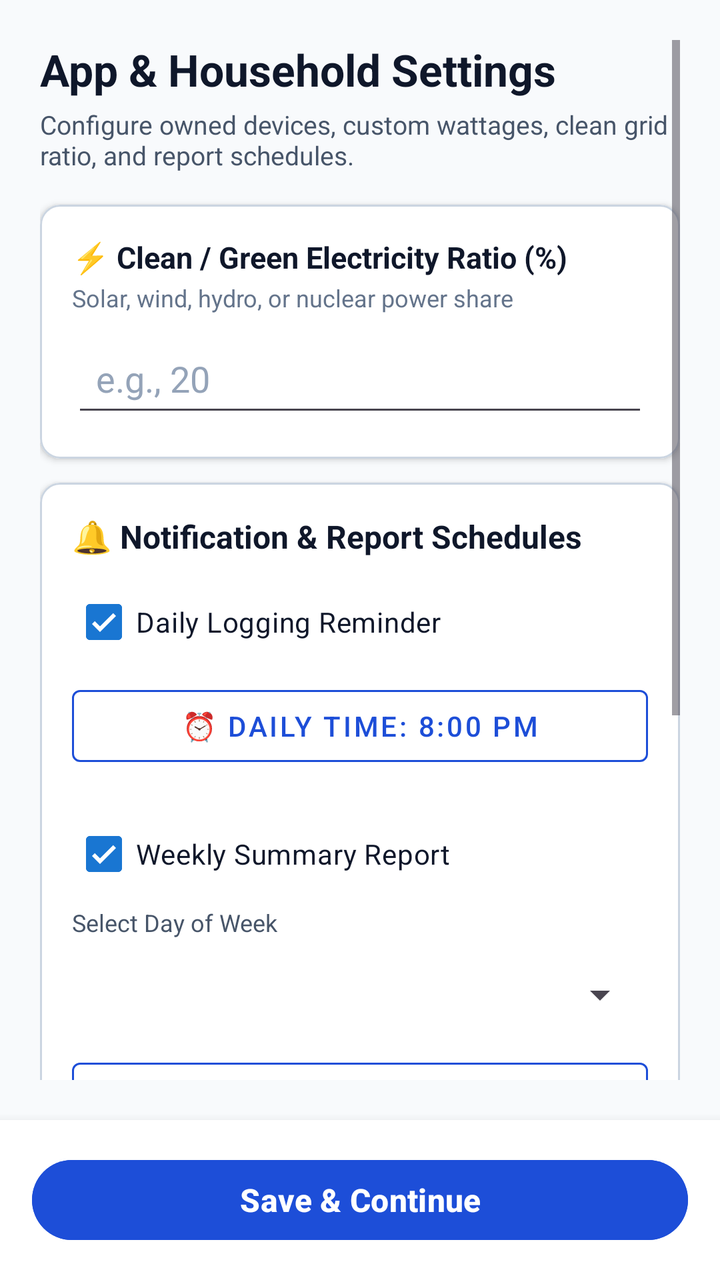
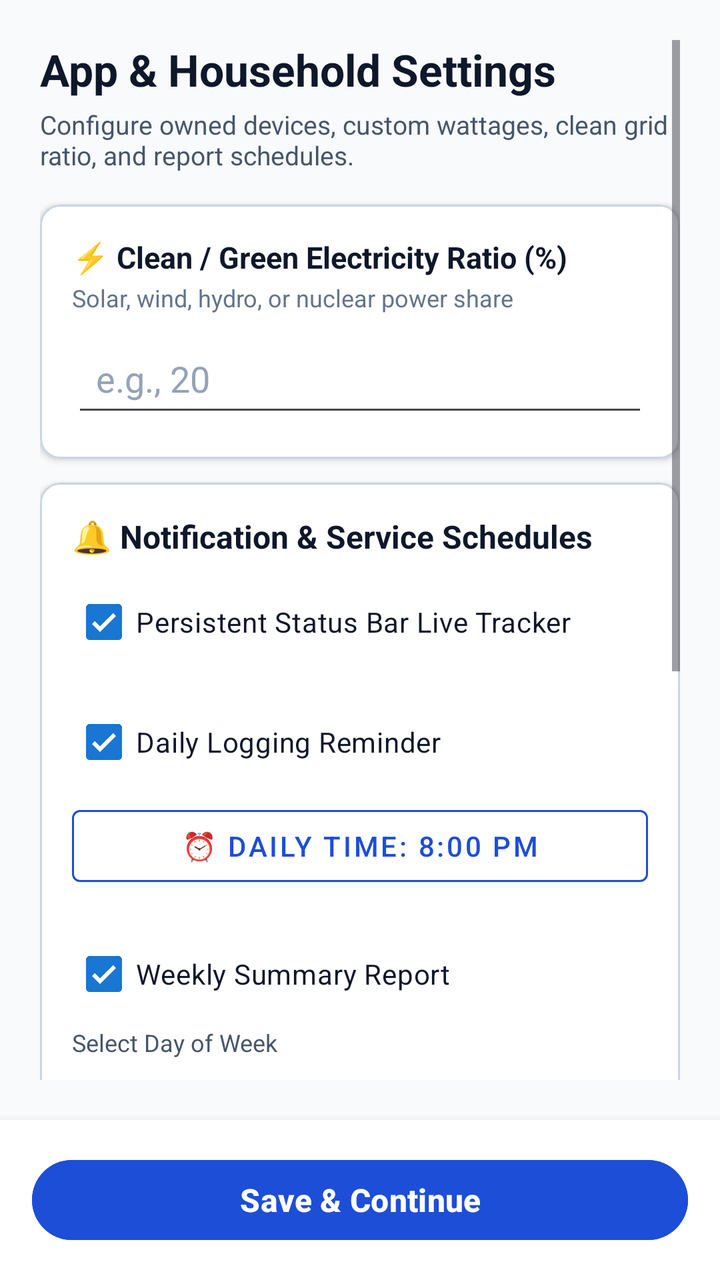

Screens rendered from an Android XML layout before and after an edit, with the pre-edit source and the edit as a unified diff.
<!-- AndroidManifest.xml: application theme Theme.CarbonWise -->
<!-- res/layout/activity_settings.xml -->
<?xml version="1.0" encoding="utf-8"?>
<RelativeLayout
    xmlns:android="http://schemas.android.com/apk/res/android"
    xmlns:app="http://schemas.android.com/apk/res-auto"
    xmlns:tools="http://schemas.android.com/tools"
    android:layout_width="match_parent"
    android:layout_height="match_parent"
    android:background="@color/bg_light">

    
    <ScrollView
        android:layout_width="match_parent"
        android:layout_height="match_parent"
        android:layout_above="@+id/layoutBottomBar"
        android:padding="20dp">

        <LinearLayout
            android:layout_width="match_parent"
            android:layout_height="wrap_content"
            android:orientation="vertical">

            <TextView
                android:layout_width="wrap_content"
                android:layout_height="wrap_content"
                android:text="App &amp; Household Settings"
                android:textColor="#0F172A"
                android:textSize="22sp"
                android:textStyle="bold"
                tools:ignore="HardcodedText" />

            <TextView
                android:layout_width="wrap_content"
                android:layout_height="wrap_content"
                android:layout_marginTop="4dp"
                android:text="Configure owned devices, custom wattages, clean grid ratio, and report schedules."
                android:textColor="#475569"
                android:textSize="13sp"
                tools:ignore="HardcodedText" />

            
            <com.google.android.material.card.MaterialCardView
                android:layout_width="match_parent"
                android:layout_height="wrap_content"
                android:layout_marginTop="16dp"
                app:cardBackgroundColor="#FFFFFF"
                app:cardCornerRadius="10dp"
                app:cardElevation="2dp"
                app:strokeColor="#CBD5E1"
                app:strokeWidth="1dp">

                <LinearLayout
                    android:layout_width="match_parent"
                    android:layout_height="wrap_content"
                    android:orientation="vertical"
                    android:padding="16dp">

                    <TextView
                        android:layout_width="wrap_content"
                        android:layout_height="wrap_content"
                        android:text="⚡ Clean / Green Electricity Ratio (%)"
                        android:textColor="#0F172A"
                        android:textSize="15sp"
                        android:textStyle="bold"
                        tools:ignore="HardcodedText" />

                    <TextView
                        android:layout_width="wrap_content"
                        android:layout_height="wrap_content"
                        android:layout_marginTop="2dp"
                        android:text="Solar, wind, hydro, or nuclear power share"
                        android:textColor="#64748B"
                        android:textSize="12sp"
                        tools:ignore="HardcodedText" />

                    <EditText
                        android:id="@+id/etGreenPercent"
                        android:layout_width="match_parent"
                        android:layout_height="wrap_content"
                        android:layout_marginTop="8dp"
                        android:hint="e.g., 20"
                        android:inputType="numberDecimal"
                        android:minHeight="48dp"
                        android:padding="12dp"
                        android:textColor="#0F172A"
                        android:textColorHint="#94A3B8"
                        tools:ignore="Autofill,HardcodedText" />
                </LinearLayout>
            </com.google.android.material.card.MaterialCardView>

            
            <com.google.android.material.card.MaterialCardView
                android:layout_width="match_parent"
                android:layout_height="wrap_content"
                android:layout_marginTop="12dp"
                app:cardBackgroundColor="#FFFFFF"
                app:cardCornerRadius="10dp"
                app:cardElevation="2dp"
                app:strokeColor="#CBD5E1"
                app:strokeWidth="1dp">

                <LinearLayout
                    android:layout_width="match_parent"
                    android:layout_height="wrap_content"
                    android:orientation="vertical"
                    android:padding="16dp">

                    <TextView
                        android:layout_width="wrap_content"
                        android:layout_height="wrap_content"
                        android:text="🔔 Notification &amp; Report Schedules"
                        android:textColor="#0F172A"
                        android:textSize="16sp"
                        android:textStyle="bold"
                        tools:ignore="HardcodedText" />

                    
                    <CheckBox
                        android:id="@+id/cbEnableDailyReminder"
                        android:layout_width="wrap_content"
                        android:layout_height="wrap_content"
                        android:layout_marginTop="8dp"
                        android:minHeight="48dp"
                        android:checked="true"
                        android:text="Daily Logging Reminder"
                        android:textColor="#0F172A"
                        android:textSize="14sp"
                        tools:ignore="HardcodedText" />

                    <Button
                        android:id="@+id/btnDailyReminderTime"
                        style="@style/Widget.MaterialComponents.Button.OutlinedButton"
                        android:layout_width="match_parent"
                        android:layout_height="wrap_content"
                        android:layout_marginTop="4dp"
                        android:minHeight="48dp"
                        android:text="⏰ Daily Time: 8:00 PM"
                        android:textColor="#1D4ED8"
                        app:strokeColor="#1D4ED8"
                        tools:ignore="HardcodedText" />

                    
                    <CheckBox
                        android:id="@+id/cbEnableWeeklyReport"
                        android:layout_width="wrap_content"
                        android:layout_height="wrap_content"
                        android:layout_marginTop="16dp"
                        android:minHeight="48dp"
                        android:checked="true"
                        android:text="Weekly Summary Report"
                        android:textColor="#0F172A"
                        android:textSize="14sp"
                        tools:ignore="HardcodedText" />

                    <TextView
                        android:layout_width="wrap_content"
                        android:layout_height="wrap_content"
                        android:layout_marginTop="2dp"
                        android:text="Select Day of Week"
                        android:textColor="#475569"
                        android:textSize="12sp"
                        tools:ignore="HardcodedText" />

                    <Spinner
                        android:id="@+id/spWeeklyDay"
                        android:layout_width="match_parent"
                        android:layout_height="wrap_content"
                        android:layout_marginTop="4dp"
                        android:minHeight="48dp" />

                    <Button
                        android:id="@+id/btnWeeklyReportTime"
                        style="@style/Widget.MaterialComponents.Button.OutlinedButton"
                        android:layout_width="match_parent"
                        android:layout_height="wrap_content"
                        android:layout_marginTop="4dp"
                        android:minHeight="48dp"
                        android:text="⏰ Weekly Time: 8:00 PM"
                        android:textColor="#1D4ED8"
                        app:strokeColor="#1D4ED8"
                        tools:ignore="HardcodedText" />

                    
                    <CheckBox
                        android:id="@+id/cbEnableMonthlyReport"
                        android:layout_width="wrap_content"
                        android:layout_height="wrap_content"
                        android:layout_marginTop="16dp"
                        android:minHeight="48dp"
                        android:checked="true"
                        android:text="Monthly Summary Report"
                        android:textColor="#0F172A"
                        android:textSize="14sp"
                        tools:ignore="HardcodedText" />

                    <TextView
                        android:layout_width="wrap_content"
                        android:layout_height="wrap_content"
                        android:layout_marginTop="2dp"
                        android:text="Select Day of Month"
                        android:textColor="#475569"
                        android:textSize="12sp"
                        tools:ignore="HardcodedText" />

                    <Spinner
                        android:id="@+id/spMonthlyDay"
                        android:layout_width="match_parent"
                        android:layout_height="wrap_content"
                        android:layout_marginTop="4dp"
                        android:minHeight="48dp" />

                    <Button
                        android:id="@+id/btnMonthlyReportTime"
                        style="@style/Widget.MaterialComponents.Button.OutlinedButton"
                        android:layout_width="match_parent"
                        android:layout_height="wrap_content"
                        android:layout_marginTop="4dp"
                        android:minHeight="48dp"
                        android:text="⏰ Monthly Time: 8:00 PM"
                        android:textColor="#1D4ED8"
                        app:strokeColor="#1D4ED8"
                        tools:ignore="HardcodedText" />

                </LinearLayout>
            </com.google.android.material.card.MaterialCardView>

            
            <TextView
                android:layout_width="wrap_content"
                android:layout_height="wrap_content"
                android:layout_marginTop="20dp"
                android:text="Select Owned Appliances &amp; Custom Wattage"
                android:textColor="#0F172A"
                android:textSize="16sp"
                android:textStyle="bold"
                tools:ignore="HardcodedText" />

            <LinearLayout
                android:id="@+id/containerApplianceList"
                android:layout_width="match_parent"
                android:layout_height="wrap_content"
                android:layout_marginTop="10dp"
                android:layout_marginBottom="16dp"
                android:orientation="vertical" />

        </LinearLayout>
    </ScrollView>

    
    <LinearLayout
        android:id="@+id/layoutBottomBar"
        android:layout_width="match_parent"
        android:layout_height="wrap_content"
        android:layout_alignParentBottom="true"
        android:background="#FFFFFF"
        android:elevation="8dp"
        android:padding="16dp">

        <Button
            android:id="@+id/btnSaveSettings"
            android:layout_width="match_parent"
            android:layout_height="wrap_content"
            android:backgroundTint="#1D4ED8"
            android:minHeight="48dp"
            android:text="Save &amp; Continue"
            android:textColor="#FFFFFF"
            android:textSize="16sp"
            android:textStyle="bold"
            tools:ignore="HardcodedText" />
    </LinearLayout>

</RelativeLayout>
<!-- resources referenced by this layout -->
<resources>
  <color name="bg_light">#F8FAFC</color>
  <style name="Theme.CarbonWise" parent="Base.Theme.CarbonWise" />
  <style name="Base.Theme.CarbonWise" parent="Theme.Material3.DayNight.NoActionBar">
          
          <item name="colorPrimary">@color/primary_blue</item>
          <item name="colorOnPrimary">@color/white</item>
          <item name="colorPrimaryVariant">@color/primary_dark_blue</item>
          <item name="colorSecondary">@color/blue_accent</item>
  
          
          <item name="android:statusBarColor">@color/primary_dark_blue</item>
          <item name="android:windowLightStatusBar">false</item>
      </style>
  <color name="primary_blue">#1976D2</color>
  <color name="white">#FFFFFF</color>
  <color name="primary_dark_blue">#0D47A1</color>
  <color name="blue_accent">#0288D1</color>
</resources>

<!-- the commit's change to res/layout/activity_settings.xml (unified diff, before → after) -->
@@ -107,7 +107,7 @@
                     <TextView
                         android:layout_width="wrap_content"
                         android:layout_height="wrap_content"
-                        android:text="🔔 Notification &amp; Report Schedules"
+                        android:text="🔔 Notification &amp; Service Schedules"
                         android:textColor="#0F172A"
                         android:textSize="16sp"
                         android:textStyle="bold"
@@ -115,10 +115,23 @@
 
                     
                     <CheckBox
+                        android:id="@+id/cbEnableLiveTracker"
+                        android:layout_width="wrap_content"
+                        android:layout_height="wrap_content"
+                        android:layout_marginTop="8dp"
+                        android:minHeight="48dp"
+                        android:checked="true"
+                        android:text="Persistent Status Bar Live Tracker"
+                        android:textColor="#0F172A"
+                        android:textSize="14sp"
+                        tools:ignore="HardcodedText" />
+
+                    
+                    <CheckBox
                         android:id="@+id/cbEnableDailyReminder"
                         android:layout_width="wrap_content"
                         android:layout_height="wrap_content"
-                        android:layout_marginTop="8dp"
+                        android:layout_marginTop="12dp"
                         android:minHeight="48dp"
                         android:checked="true"
                         android:text="Daily Logging Reminder"
